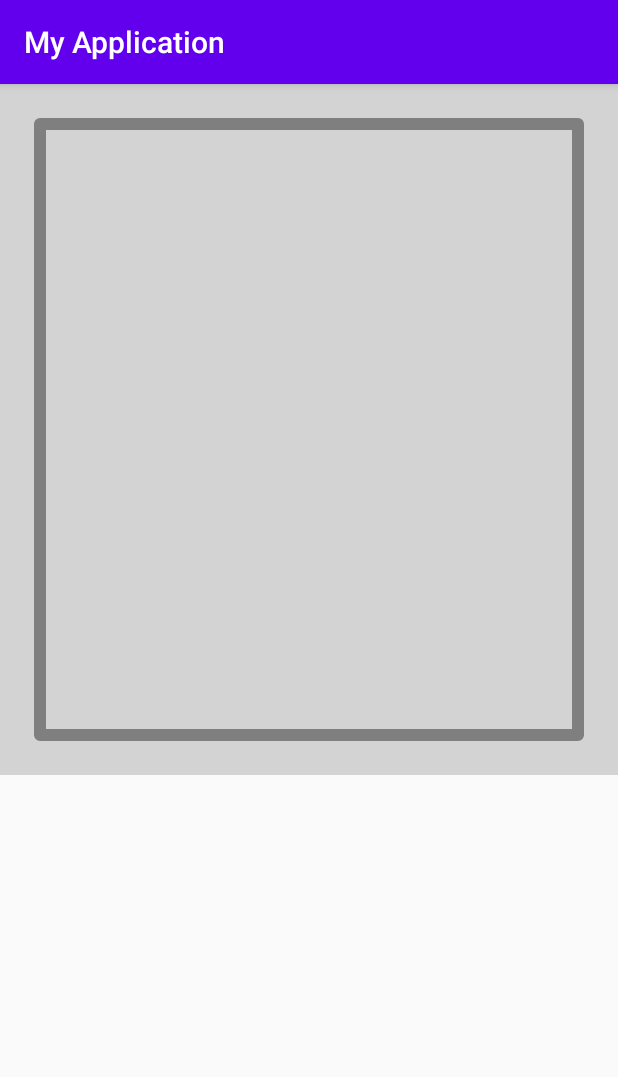
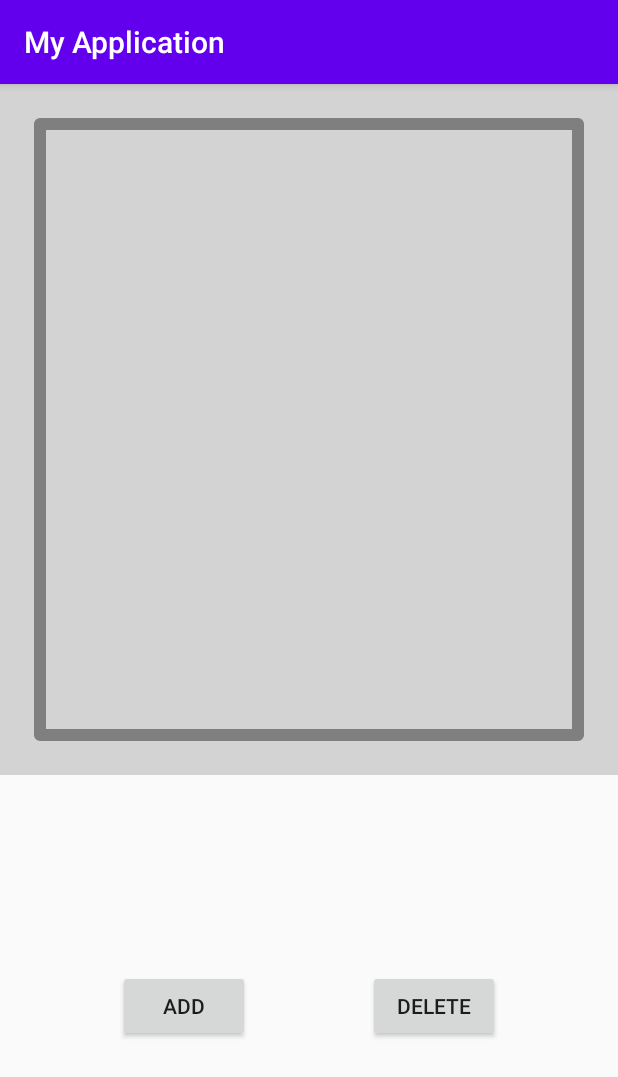
Before and after one commit to anandkyog/canvasPlayground, an Android app: the screen it shows after launch (MainActivity), on a phone screen of 412 x 824 dp. Shown: the top 1077 px of the screen. Run offline under Robolectric (Android 15) with nearby library versions, the phone set to English and light mode, and no system bars.

Commit message:
adding buttons

```diff
--- a/app/src/main/res/layout/activity_main.xml
+++ b/app/src/main/res/layout/activity_main.xml
@@ -14,11 +14,33 @@
         app:layout_constraintGuide_percent="0.6" />
 
     <com.example.myapplication.CanvasPlaygroundView
+        android:id="@+id/canvasPlaygroundView"
         android:layout_width="match_parent"
         android:layout_height="0dp"
-        app:layout_constraintTop_toTopOf="parent"
         app:layout_constraintBottom_toTopOf="@id/guideline"
+        app:layout_constraintEnd_toEndOf="parent"
         app:layout_constraintStart_toStartOf="parent"
-        app:layout_constraintEnd_toEndOf="parent"/>
+        app:layout_constraintTop_toTopOf="parent" />
+
+    <Button
+        android:id="@+id/addButtom"
+        android:layout_width="wrap_content"
+        android:layout_height="wrap_content"
+        android:text="Add"
+        app:layout_constraintBottom_toBottomOf="parent"
+        app:layout_constraintEnd_toStartOf="@+id/deleteButtom"
+        app:layout_constraintStart_toStartOf="parent"
+        app:layout_constraintTop_toBottomOf="@id/guideline" />
+
+    <Button
+        android:id="@+id/deleteButtom"
+        android:layout_width="wrap_content"
+        android:layout_height="wrap_content"
+        android:text="Delete"
+        app:layout_constraintBottom_toBottomOf="parent"
+        app:layout_constraintEnd_toEndOf="parent"
+        app:layout_constraintStart_toEndOf="@+id/addButtom"
+        app:layout_constraintTop_toTopOf="@id/guideline" />
+
 
 </androidx.constraintlayout.widget.ConstraintLayout>
```
